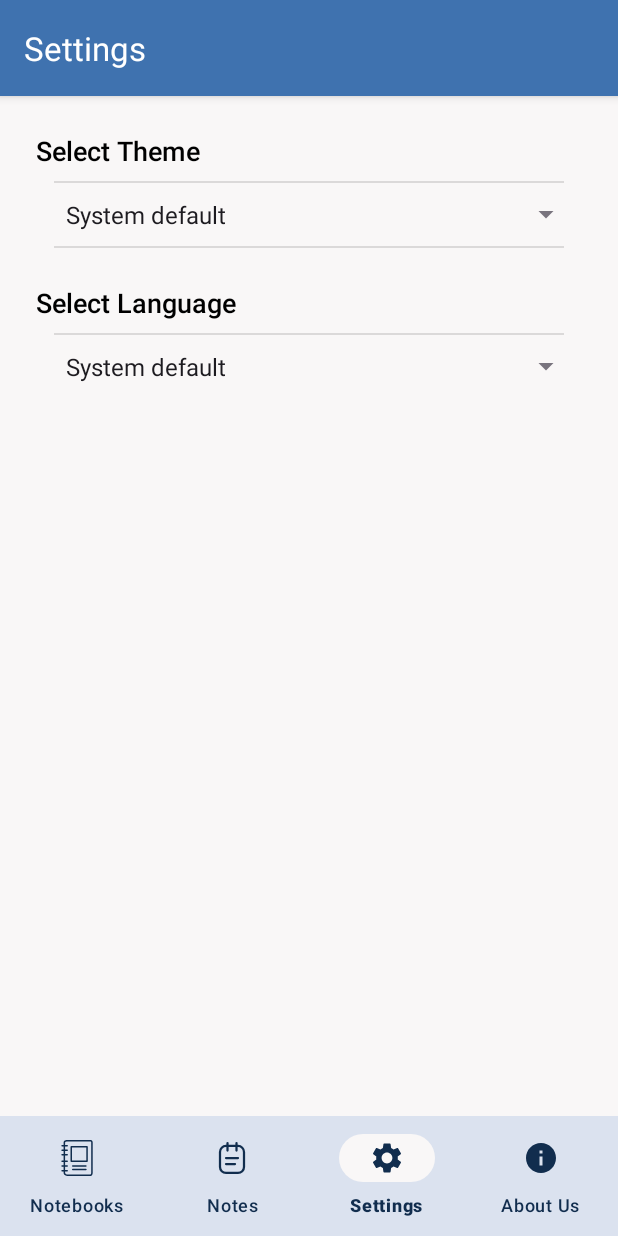
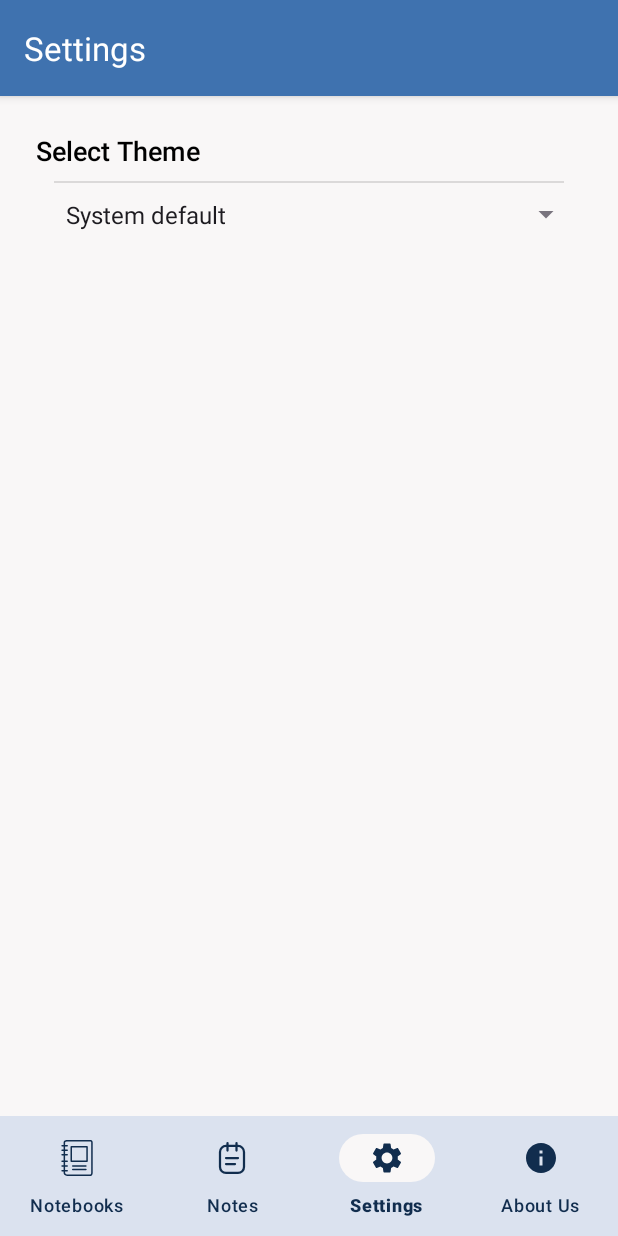
Before and after one commit to mohammadnazarkhani/Daftarak, an Android app: the SettingsFragment screen opened through its navigation route, on a phone screen of 412 x 824 dp. Run offline under Robolectric (Android 15) with nearby library versions, the phone set to English and light mode, and no system bars; our stand-ins replace navigation-ui.

Commit message:
feat: added settings feature

```diff
--- a/app/src/main/java/com/example/daftarak/MainActivity.java
+++ b/app/src/main/java/com/example/daftarak/MainActivity.java
@@ -19,7 +19,6 @@ import androidx.navigation.NavController;
 import androidx.navigation.fragment.NavHostFragment;
 import androidx.navigation.ui.NavigationUI;
 
-import com.example.daftarak.utility.LocaleHelper;
 import com.example.daftarak.utility.UiExtensions;
 import com.google.android.material.bottomnavigation.BottomNavigationView;
 import com.google.android.material.floatingactionbutton.FloatingActionButton;
@@ -29,14 +28,6 @@ public class MainActivity extends AppCompatActivity {
     private BottomNavigationView bottomNavigationView;
     private FloatingActionButton fab;
     private NavController navController; // Store for reuse
-
-    @Override
-    protected void attachBaseContext(Context newBase) {
-        SharedPreferences prefs = newBase.getSharedPreferences("app_prefs", Context.MODE_PRIVATE);
-        String langPref = prefs.getString("pref_language", "system");
-        Context context = LocaleHelper.setLocale(newBase, langPref);
-        super.attachBaseContext(context);
-    }
 
     @Override
     protected void onCreate(Bundle savedInstanceState) {
--- a/app/src/main/java/com/example/daftarak/ui/fragment/SettingsFragment.java
+++ b/app/src/main/java/com/example/daftarak/ui/fragment/SettingsFragment.java
@@ -9,15 +9,16 @@ import android.view.ViewGroup;
 import android.widget.AdapterView;
 import android.widget.ArrayAdapter;
 import android.widget.Spinner;
+import android.widget.Toast;
 
 import androidx.annotation.NonNull;
 import androidx.annotation.Nullable;
 import androidx.appcompat.app.AppCompatDelegate;
+import androidx.core.view.ViewCompat;
+import androidx.core.view.WindowInsetsCompat;
 import androidx.fragment.app.Fragment;
 
 import com.example.daftarak.R;
-import com.example.daftarak.utility.LocaleHelper;
-import com.google.android.material.snackbar.Snackbar;
 
 import java.util.Locale;
 
@@ -25,10 +26,9 @@ public class SettingsFragment extends Fragment {
 
     private static final String PREFS_NAME = "app_prefs";
     private static final String PREF_THEME = "pref_theme";
-    private static final String PREF_LANGUAGE = "pref_language";
 
-    private Spinner themeSpinner, languageSpinner;
-    private View rootView;  // Store fragment root view for Snackbar anchor
+    private Spinner themeSpinner;
+    private View rootView;
 
     @Override
     public View onCreateView(@NonNull LayoutInflater inflater, ViewGroup container,
@@ -40,10 +40,16 @@ public class SettingsFragment extends Fragment {
     public void onViewCreated(@NonNull View view, @Nullable Bundle savedInstanceState) {
         super.onViewCreated(view, savedInstanceState);
 
-        rootView = view;  // save root view for Snackbar
+        rootView = view;
+
+        ViewCompat.setOnApplyWindowInsetsListener(rootView, (v, insets) -> {
+            int bottomPadding = insets.getInsets(WindowInsetsCompat.Type.systemBars()).bottom;
+            v.setPadding(v.getPaddingLeft(), v.getPaddingTop(), v.getPaddingRight(), bottomPadding);
+            return insets;
+        });
+
 
         themeSpinner = view.findViewById(R.id.spinner_theme);
-        languageSpinner = view.findViewById(R.id.spinner_language);
 
         ArrayAdapter<CharSequence> themeAdapter = ArrayAdapter.createFromResource(
                 requireContext(),
@@ -52,19 +58,10 @@ public class SettingsFragment extends Fragment {
         themeAdapter.setDropDownViewResource(android.R.layout.simple_spinner_dropdown_item);
         themeSpinner.setAdapter(themeAdapter);
 
-        ArrayAdapter<CharSequence> languageAdapter = ArrayAdapter.createFromResource(
-                requireContext(),
-                R.array.language_options,
-                android.R.layout.simple_spinner_item);
-        languageAdapter.setDropDownViewResource(android.R.layout.simple_spinner_dropdown_item);
-        languageSpinner.setAdapter(languageAdapter);
-
         SharedPreferences prefs = requireContext().getSharedPreferences(PREFS_NAME, Context.MODE_PRIVATE);
         String themePref = prefs.getString(PREF_THEME, "system");
-        String langPref = prefs.getString(PREF_LANGUAGE, "system");
 
         themeSpinner.setSelection(getThemeIndex(themePref));
-        languageSpinner.setSelection(getLanguageIndex(langPref));
 
         themeSpinner.setOnItemSelectedListener(new AdapterView.OnItemSelectedListener() {
             private boolean isInitialSelection = true;
@@ -93,54 +90,23 @@ public class SettingsFragment extends Fragment {
                         AppCompatDelegate.setDefaultNightMode(AppCompatDelegate.MODE_NIGHT_FOLLOW_SYSTEM);
                 }
 
-                Snackbar.make(rootView, "Theme updated", Snackbar.LENGTH_SHORT).show();
+                Toast.makeText(rootView.getContext(), "Theme updated", Toast.LENGTH_SHORT).show();
             }
 
             @Override
-            public void onNothingSelected(AdapterView<?> parent) {}
-        });
-
-        languageSpinner.setOnItemSelectedListener(new AdapterView.OnItemSelectedListener() {
-            private boolean isInitialSelection = true;
-
-            @Override
-            public void onItemSelected(AdapterView<?> parent, View view, int position, long id) {
-                if (isInitialSelection) {
-                    isInitialSelection = false;
-                    return; // Ignore initial callback
-                }
-
-                String selected = parent.getItemAtPosition(position).toString().toLowerCase(Locale.ROOT);
-                if (selected.equals(langPref)) return; // no change
-
-                SharedPreferences.Editor editor = prefs.edit();
-                editor.putString(PREF_LANGUAGE, selected).apply();
-
-                // Apply locale change
-                LocaleHelper.setLocale(requireContext(), selected);
-
-                View bottomNav = requireActivity().findViewById(R.id.nav_host_fragment);
-                Snackbar.make(bottomNav, "Language changed. Please restart the app to apply.", Snackbar.LENGTH_LONG).show();
+            public void onNothingSelected(AdapterView<?> parent) {
             }
-
-            @Override
-            public void onNothingSelected(AdapterView<?> parent) {}
         });
     }
 
     private int getThemeIndex(String value) {
         switch (value) {
-            case "light": return 1;
-            case "dark": return 2;
-            default: return 0;
-        }
-    }
-
-    private int getLanguageIndex(String value) {
-        switch (value) {
-            case "english": return 1;
-            case "persian": return 2;
-            default: return 0;
+            case "light":
+                return 1;
+            case "dark":
+                return 2;
+            default:
+                return 0;
         }
     }
 }
--- a/app/src/main/java/com/example/daftarak/utility/LocaleHelper.java
+++ /dev/null
@@ -1,40 +0,0 @@
-package com.example.daftarak.utility;
-
-import android.content.Context;
-import android.content.res.Configuration;
-import android.os.Build;
-import android.os.LocaleList;
-
-import java.util.Locale;
-
-public class LocaleHelper {
-
-    public static Context setLocale(Context context, String languageCode) {
-        Locale locale;
-        switch (languageCode.toLowerCase()) {
-            case "persian":
-                locale = new Locale("fa");
-                break;
-            case "english":
-                locale = Locale.ENGLISH;
-                break;
-            default:
-                locale = Locale.getDefault();
-                break;
-        }
-
-        Locale.setDefault(locale);
-
-        Configuration config = new Configuration(context.getResources().getConfiguration());
-
-        if (Build.VERSION.SDK_INT >= Build.VERSION_CODES.N) {
-            config.setLocales(new LocaleList(locale));
-            context = context.createConfigurationContext(config);
-        } else {
-            config.locale = locale;
-            context.getResources().updateConfiguration(config, context.getResources().getDisplayMetrics());
-        }
-
-        return context;
-    }
-}
--- a/app/src/main/res/layout/fragment_settings.xml
+++ b/app/src/main/res/layout/fragment_settings.xml
@@ -38,28 +38,6 @@
             android:dropDownVerticalOffset="12dp"
             android:popupBackground="?attr/colorSurfaceContainerHigh" />
 
-        <!-- Language Selection -->
-        <com.google.android.material.textview.MaterialTextView
-            android:id="@+id/language_label"
-            android:layout_width="wrap_content"
-            android:layout_height="wrap_content"
-            android:text="@string/select_language"
-            android:textSize="18sp"
-            android:textColor="?attr/colorOnSurface"
-            android:fontFamily="@font/roboto_medium"
-            android:layout_marginTop="24dp"
-            android:layout_marginBottom="8dp" />
-
-        <androidx.appcompat.widget.AppCompatSpinner
-            android:id="@+id/spinner_language"
-            android:layout_width="match_parent"
-            android:layout_height="wrap_content"
-            android:paddingHorizontal="12dp"
-            android:paddingVertical="10dp"
-            android:backgroundTint="?attr/colorOutline"
-            android:dropDownVerticalOffset="12dp"
-            android:popupBackground="?attr/colorSurfaceContainerHigh" />
-
     </LinearLayout>
 
 </ScrollView>
--- a/app/src/main/res/values/strings.xml
+++ b/app/src/main/res/values/strings.xml
@@ -70,10 +70,5 @@
         <item>Dark</item>
     </string-array>
 
-    <string-array name="language_options">
-        <item>System default</item>
-        <item>English</item>
-        <item>فارسی</item>
-    </string-array>
     <string name="enter_notebook_title">Enter Notebook Title</string>
 </resources>
```
Also changed, not shown: 1 other file.
